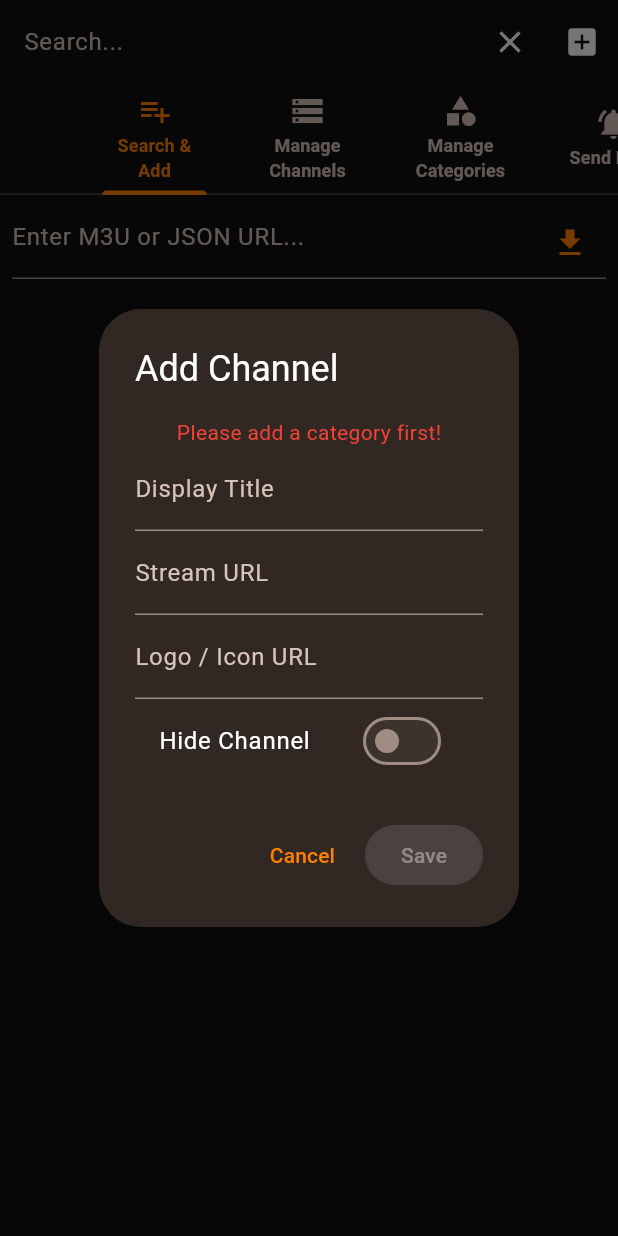
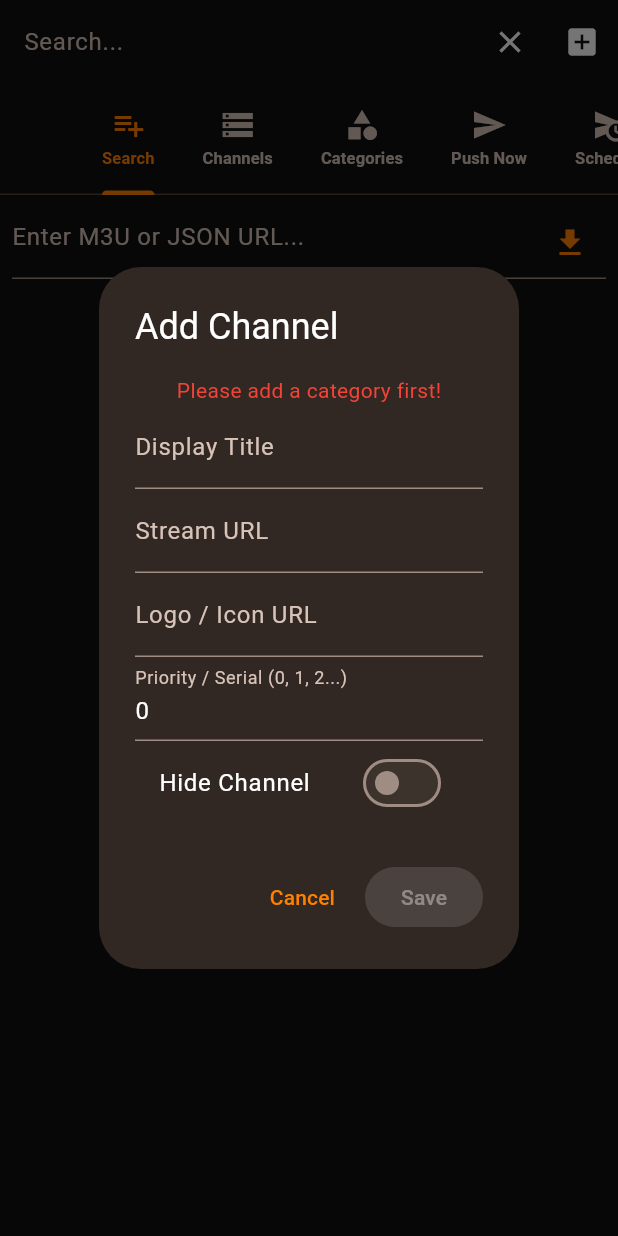
Before and after one commit to Hasib74/ip_tv, a Flutter app: the AdminScreen screen opened directly, after a tap on the "search" icon, after a tap on the "add box" icon, on a phone screen of 412 x 824 dp. Run offline on Flutter 3.47's test engine with Material 3 defaults, Android fonts, the phone set to English and light mode, and no system bars; our stand-ins replace cached_network_image, cloud_firestore, firebase_core, firebase_messaging, flutter_local_notifications, flutter_staggered_animations and 4 more; missing offline and left inert: media_kit, media_kit_video; accounts and stored records are empty.

Commit message:
ui and ads update

```diff
--- a/lib/models/stream_model.dart
+++ b/lib/models/stream_model.dart
@@ -51,6 +51,7 @@ class StreamModel {
   final bool isHidden;
   final String subCategory; // 'live_match', 'sports_tv' for sports category
   final bool isScheduled;
+  final int priority;
 
   StreamModel({
     required this.id,
@@ -67,6 +68,7 @@ class StreamModel {
     this.isHidden = false,
     this.subCategory = '',
     this.isScheduled = false,
+    this.priority = 0,
   });
 
   factory StreamModel.fromFirestore(DocumentSnapshot doc) {
@@ -86,6 +88,7 @@ class StreamModel {
       isHidden: data['isHidden'] ?? false,
       subCategory: data['subCategory'] ?? '',
       isScheduled: data['isScheduled'] ?? false,
+      priority: data['priority'] ?? 0,
     );
   }
 }
--- a/lib/screens/admin_screen.dart
+++ b/lib/screens/admin_screen.dart
@@ -113,6 +113,7 @@ class _AdminScreenState extends State<AdminScreen> {
     final team1LogoController = TextEditingController(text: existingStream?.team1Logo ?? channel?['logo'] ?? '');
     final team2NameController = TextEditingController(text: existingStream?.team2Name ?? '');
     final team2LogoController = TextEditingController(text: existingStream?.team2Logo ?? '');
+    final priorityController = TextEditingController(text: (existingStream?.priority ?? 0).toString());
     bool isHidden = existingStream?.isHidden ?? false;
     bool isScheduled = existingStream?.isScheduled ?? false;
     DateTime scheduledTime = existingStream?.startTime ?? DateTime.now();
@@ -250,6 +251,11 @@ class _AdminScreenState extends State<AdminScreen> {
                           controller: team1LogoController,
                           decoration: const InputDecoration(labelText: 'Logo / Icon URL'),
                         ),
+                        TextField(
+                          controller: priorityController,
+                          decoration: const InputDecoration(labelText: 'Priority / Serial (0, 1, 2...)'),
+                          keyboardType: TextInputType.number,
+                        ),
                         SwitchListTile(
                           title: const Text("Hide Channel"),
                           value: isHidden,
@@ -285,6 +291,7 @@ class _AdminScreenState extends State<AdminScreen> {
                           'status': 'live',
                           'isHidden': isHidden,
                           'isScheduled': isScheduled,
+                          'priority': int.tryParse(priorityController.text) ?? 0,
                           'startTime': isScheduled ? Timestamp.fromDate(scheduledTime) : Timestamp.now(),
                         };
 
@@ -445,7 +452,7 @@ class _AdminScreenState extends State<AdminScreen> {
     final colorScheme = Theme.of(context).colorScheme;
 
     return DefaultTabController(
-      length: 5,
+      length: 6,
       child: Scaffold(
         appBar: AppBar(
           title: _isSearching
@@ -479,43 +486,14 @@ class _AdminScreenState extends State<AdminScreen> {
             indicatorColor: colorScheme.primary,
             labelColor: colorScheme.primary,
             unselectedLabelColor: colorScheme.onSurfaceVariant,
-            labelStyle: const TextStyle(fontSize: 12, fontWeight: FontWeight.bold),
+            labelStyle: const TextStyle(fontSize: 11, fontWeight: FontWeight.bold),
             tabs: const [
-              Tab(
-                icon: Icon(Icons.playlist_add),
-                child: SizedBox(
-                  width: 70,
-                  child: Text("Search & Add", textAlign: TextAlign.center, maxLines: 2, softWrap: true),
-                ),
-              ),
-              Tab(
-                icon: Icon(Icons.storage),
-                child: SizedBox(
-                  width: 70,
-                  child: Text("Manage Channels", textAlign: TextAlign.center, maxLines: 2, softWrap: true),
-                ),
-              ),
-              Tab(
-                icon: Icon(Icons.category),
-                child: SizedBox(
-                  width: 70,
-                  child: Text("Manage Categories", textAlign: TextAlign.center, maxLines: 2, softWrap: true),
-                ),
-              ),
-              Tab(
-                icon: Icon(Icons.notifications_active),
-                child: SizedBox(
-                  width: 70,
-                  child: Text("Send Push", textAlign: TextAlign.center, maxLines: 2, softWrap: true),
-                ),
-              ),
-              Tab(
-                icon: Icon(Icons.settings),
-                child: SizedBox(
-                  width: 70,
-                  child: Text("App Settings", textAlign: TextAlign.center, maxLines: 2, softWrap: true),
-                ),
-              ),
+              Tab(icon: Icon(Icons.playlist_add), text: "Search"),
+              Tab(icon: Icon(Icons.storage), text: "Channels"),
+              Tab(icon: Icon(Icons.category), text: "Categories"),
+              Tab(icon: Icon(Icons.send), text: "Push Now"),
+              Tab(icon: Icon(Icons.schedule_send), text: "Schedule"),
+              Tab(icon: Icon(Icons.settings), text: "Settings"),
             ],
           ),
         ),
@@ -525,7 +503,118 @@ class _AdminScreenState extends State<AdminScreen> {
             _buildDatabaseTab(colorScheme),
             _buildCategoryTab(colorScheme),
             _buildNotificationTab(colorScheme),
+            _buildScheduledNotificationTab(colorScheme),
             _buildSettingsTab(colorScheme),
+          ],
+        ),
+      ),
+    );
+  }
+
+  Widget _buildScheduledNotificationTab(ColorScheme colorScheme) {
+    DateTime scheduleDate = DateTime.now().add(const Duration(minutes: 10));
+
+    return Column(
+      children: [
+        Padding(
+          padding: const EdgeInsets.all(16),
+          child: ElevatedButton.icon(
+            onPressed: () => _showScheduleDialog(),
+            icon: const Icon(Icons.add_alarm),
+            label: const Text("Schedule New Match Alert"),
+          ),
+        ),
+        const Divider(),
+        Expanded(
+          child: StreamBuilder<QuerySnapshot>(
+            stream: _firebaseService.getScheduledNotifications(),
+            builder: (context, snapshot) {
+              if (!snapshot.hasData) return const Center(child: CircularProgressIndicator());
+              final docs = snapshot.data!.docs;
+
+              return ListView.builder(
+                itemCount: docs.length,
+                itemBuilder: (context, index) {
+                  final data = docs[index].data() as Map<String, dynamic>;
+                  final time = (data['scheduledTime'] as Timestamp).toDate();
+                  final status = data['status'] ?? 'pending';
+
+                  return ListTile(
+                    leading: Icon(
+                      status == 'sent' ? Icons.check_circle : Icons.timer,
+                      color: status == 'sent' ? Colors.green : Colors.orange,
+                    ),
+                    title: Text(data['title'] ?? ''),
+                    subtitle: Text("${data['body']}\nTime: ${DateFormat('dd MMM, hh:mm a').format(time)}"),
+                    trailing: IconButton(
+                      icon: const Icon(Icons.delete, color: Colors.red),
+                      onPressed: () => _firebaseService.deleteScheduledNotification(docs[index].id),
+                    ),
+                  );
+                },
+              );
+            },
+          ),
+        ),
+      ],
+    );
+  }
+
+  void _showScheduleDialog() {
+    final titleController = TextEditingController();
+    final bodyController = TextEditingController();
+    DateTime pickedTime = DateTime.now().add(const Duration(hours: 1));
+
+    showDialog(
+      context: context,
+      builder: (context) => StatefulBuilder(
+        builder: (context, setDialogState) => AlertDialog(
+          title: const Text("Schedule Notification"),
+          content: SingleChildScrollView(
+            child: Column(
+              mainAxisSize: MainAxisSize.min,
+              children: [
+                TextField(controller: titleController, decoration: const InputDecoration(labelText: 'Title')),
+                TextField(controller: bodyController, decoration: const InputDecoration(labelText: 'Body')),
+                ListTile(
+                  title: Text("Time: ${DateFormat('dd/MM/yyyy hh:mm a').format(pickedTime)}"),
+                  trailing: const Icon(Icons.calendar_month),
+                  onTap: () async {
+                    final date = await showDatePicker(
+                      context: context,
+                      initialDate: pickedTime,
+                      firstDate: DateTime.now(),
+                      lastDate: DateTime.now().add(const Duration(days: 30)),
+                    );
+                    if (date != null) {
+                      final time = await showTimePicker(
+                        context: context,
+                        initialTime: TimeOfDay.fromDateTime(pickedTime),
+                      );
+                      if (time != null) {
+                        setDialogState(() {
+                          pickedTime = DateTime(date.year, date.month, date.day, time.hour, time.minute);
+                        });
+                      }
+                    }
+                  },
+                ),
+              ],
+            ),
+          ),
+          actions: [
+            TextButton(onPressed: () => Navigator.pop(context), child: const Text("Cancel")),
+            ElevatedButton(
+              onPressed: () async {
+                await _firebaseService.scheduleNotification(
+                  titleController.text,
+                  bodyController.text,
+                  pickedTime,
+                );
+                Navigator.pop(context);
+              },
+              child: const Text("Schedule"),
+            ),
           ],
         ),
       ),
--- a/lib/services/firebase_service.dart
+++ b/lib/services/firebase_service.dart
@@ -46,8 +46,6 @@ class FirebaseService {
     });
   }
 
-  // ... (rest of the existing methods)
-
   // Get all categories and filter/sort in code to avoid composite index errors
   Stream<List<CategoryModel>> getCategories({bool includeHidden = true}) {
     return _db.collection('categories').snapshots().map((snapshot) {
@@ -88,6 +86,8 @@ class FirebaseService {
         streams = streams.where((s) => !s.isHidden).toList();
       }
 
+      // Sort by priority (Serial)
+      streams.sort((a, b) => a.priority.compareTo(b.priority));
       return streams;
     });
   }
@@ -115,9 +115,30 @@ class FirebaseService {
     }
   }
 
+  // Schedule a notification
+  Future<void> scheduleNotification(String title, String body, DateTime time) async {
+    await _db.collection('scheduled_notifications').add({
+      'title': title,
+      'body': body,
+      'scheduledTime': Timestamp.fromDate(time),
+      'status': 'pending',
+      'createdAt': Timestamp.now(),
+    });
+  }
+
+  // Get all scheduled notifications
+  Stream<QuerySnapshot> getScheduledNotifications() {
+    return _db.collection('scheduled_notifications')
+        .orderBy('scheduledTime', descending: false)
+        .snapshots();
+  }
+
+  // Delete scheduled notification
+  Future<void> deleteScheduledNotification(String id) async {
+    await _db.collection('scheduled_notifications').doc(id).delete();
+  }
+
   // Send FCM Notification (Topic based)
-  // NOTE: This requires your FCM Legacy Server Key.
-  // For security, it's recommended to do this via Firebase Cloud Functions.
   Future<void> sendBroadcastNotification(String title, String body) async {
     const String serverKey = 'YOUR_FCM_SERVER_KEY_HERE'; // User needs to provide this
 
--- a/lib/widgets/tv_card.dart
+++ b/lib/widgets/tv_card.dart
@@ -73,7 +73,7 @@ class TvCard extends StatelessWidget {
                               stream.subtitle.toLowerCase().contains('sport')
                                   ? Icons.sports_soccer_rounded
                                   : Icons.tv_rounded,
-                              color: cs.onSurface.withOpacity(0.12),
+                              color: cs.onSurface.withOpacity(0.35),
                               size: 40,
                             ),
                           ),
@@ -82,7 +82,7 @@ class TvCard extends StatelessWidget {
                               stream.subtitle.toLowerCase().contains('sport')
                                   ? Icons.sports_soccer_rounded
                                   : Icons.tv_rounded,
-                              color: cs.onSurface.withOpacity(0.12),
+                              color: cs.onSurface.withOpacity(0.35),
                               size: 40,
                             ),
                           ),
--- a/pubspec.yaml
+++ b/pubspec.yaml
@@ -16,7 +16,7 @@ publish_to: 'none' # Remove this line if you wish to publish to pub.dev
 # https://developer.apple.com/library/archive/documentation/General/Reference/InfoPlistKeyReference/Articles/CoreFoundationKeys.html
 # In Windows, build-name is used as the major, minor, and patch parts
 # of the product and file versions while build-number is used as the build suffix.
-version: 1.0.0+3
+version: 1.0.0+4
 
 environment:
   sdk: ^3.11.5
```
Also changed, not shown: lib/screens/home_screen.dart (+26 -10 lines), 1 other file.
